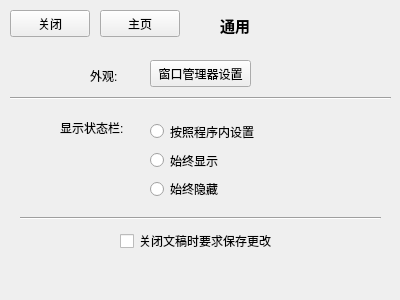
Qt form src/ldecc/gencc.ui (xuzhuoyi/LDE-Embedded) before a commit.
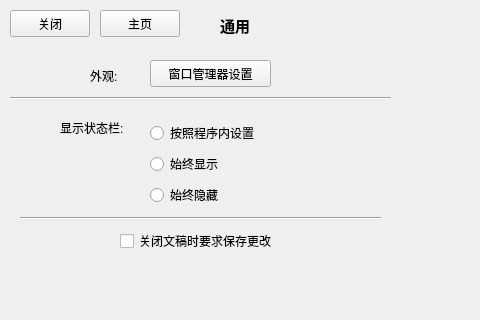
The same form after that commit.

What changed in the file:
```diff
--- a/src/ldecc/gencc.ui
+++ b/src/ldecc/gencc.ui
@@ -6,8 +6,8 @@
    <rect>
     <x>0</x>
     <y>0</y>
-    <width>400</width>
-    <height>300</height>
+    <width>480</width>
+    <height>320</height>
    </rect>
   </property>
   <property name="windowTitle">
@@ -44,7 +44,7 @@
     <rect>
      <x>220</x>
      <y>10</y>
-     <width>31</width>
+     <width>81</width>
      <height>31</height>
     </rect>
    </property>
@@ -64,7 +64,7 @@
     <rect>
      <x>150</x>
      <y>60</y>
-     <width>101</width>
+     <width>121</width>
      <height>27</height>
     </rect>
    </property>
@@ -103,7 +103,7 @@
     <rect>
      <x>120</x>
      <y>230</y>
-     <width>171</width>
+     <width>211</width>
      <height>22</height>
     </rect>
    </property>
@@ -137,13 +137,13 @@
     <enum>Qt::Horizontal</enum>
    </property>
   </widget>
-  <widget class="QWidget" name="">
+  <widget class="QWidget" name="layoutWidget">
    <property name="geometry">
     <rect>
      <x>150</x>
      <y>120</y>
-     <width>109</width>
-     <height>80</height>
+     <width>137</width>
+     <height>89</height>
     </rect>
    </property>
    <layout class="QVBoxLayout" name="verticalLayout">
```
